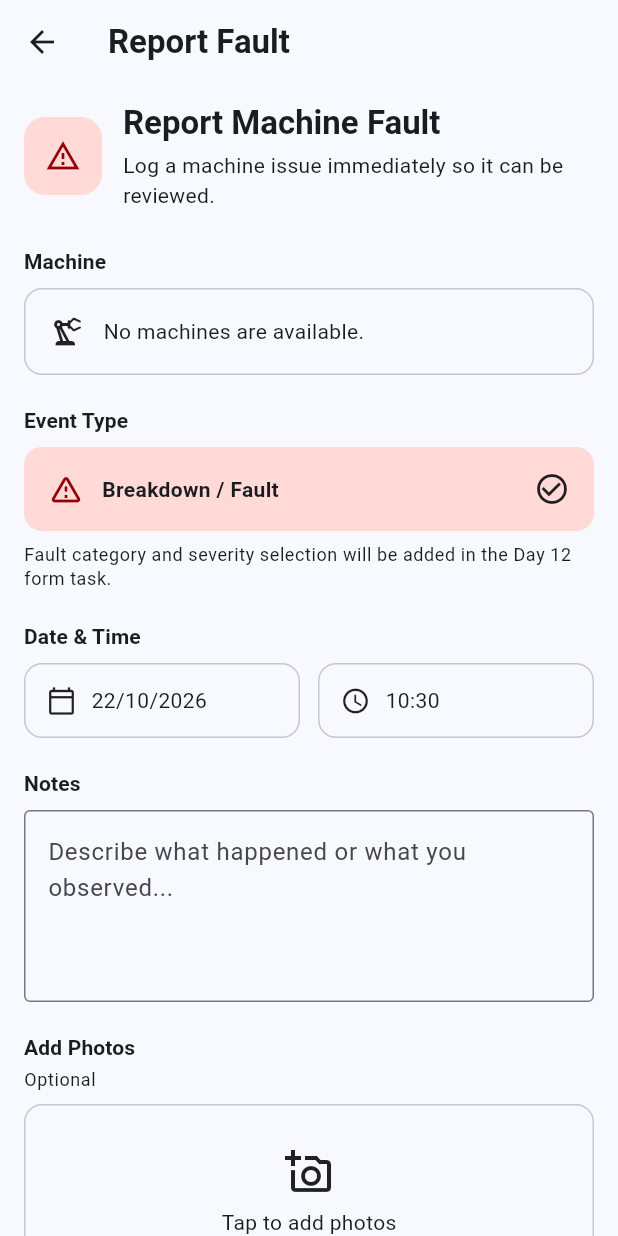
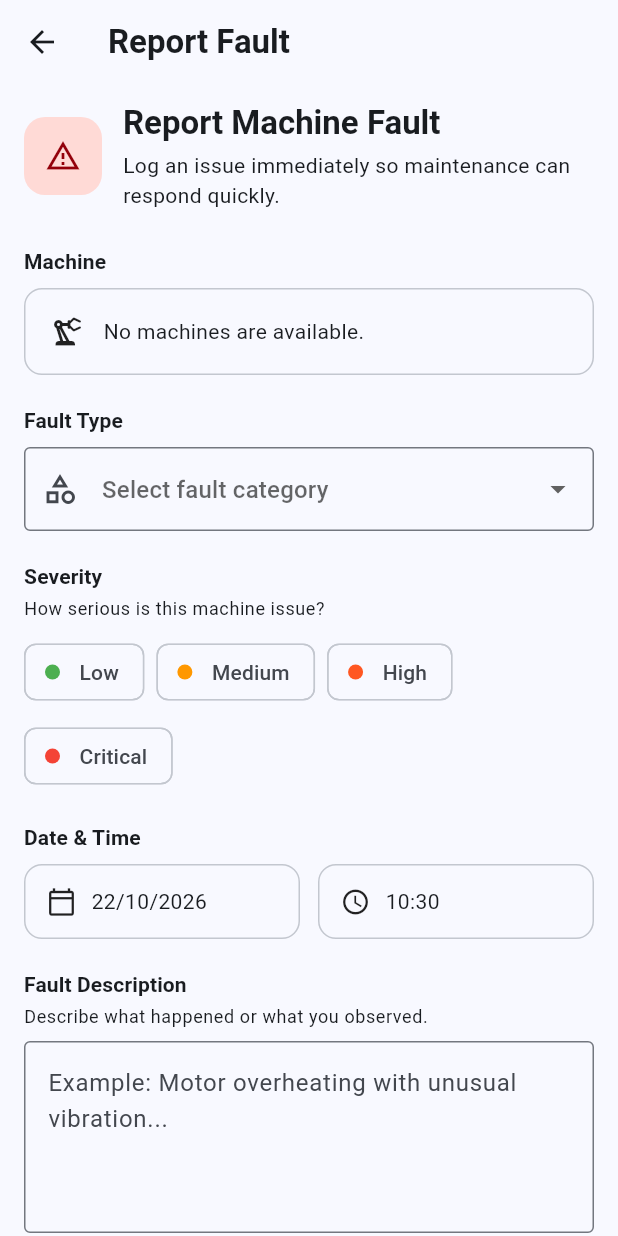
Before and after one commit to kalviumcommunity/SW2627-FlutterFire-MachAlert, a Flutter app: the FaultReportingScreen screen opened directly, on a phone screen of 412 x 824 dp. Run offline on Flutter 3.47's test engine with Material 3 defaults, Android fonts, the light colour scheme and no system bars; our stand-ins replace cloud_firestore, firebase_auth, firebase_core; accounts and stored records are empty.

Commit message:
feat: add fault form fields and severity selector

```diff
--- a/lib/screens/faults/fault_reporting_screen.dart
+++ b/lib/screens/faults/fault_reporting_screen.dart
@@ -1,6 +1,7 @@
 import 'package:flutter/material.dart';
 
 import '../../models/machine_model.dart';
+import '../../utils/app_constants.dart';
 
 class FaultReportingScreen extends StatefulWidget {
   final List<MachineModel> machines;
@@ -13,15 +14,19 @@ class FaultReportingScreen extends StatefulWidget {
   });
 
   @override
-  State<FaultReportingScreen> createState() =>
-      _FaultReportingScreenState();
+  State<FaultReportingScreen> createState() => _FaultReportingScreenState();
 }
 
 class _FaultReportingScreenState extends State<FaultReportingScreen> {
-  final _notesController = TextEditingController();
+  final _formKey = GlobalKey<FormState>();
+  final _descriptionController = TextEditingController();
 
   String? _selectedMachineId;
+  String? _selectedFaultType;
+  String? _selectedSeverity;
+
   bool _isSubmitting = false;
+  bool _showSeverityError = false;
 
   @override
   void initState() {
@@ -38,8 +43,21 @@ class _FaultReportingScreenState extends State<FaultReportingScreen> {
 
   @override
   void dispose() {
-    _notesController.dispose();
+    _descriptionController.dispose();
     super.dispose();
+  }
+
+  List<MachineModel> get _availableMachines {
+    final machines = [...widget.machines];
+
+    final initialMachine = widget.initialMachine;
+
+    if (initialMachine != null &&
+        !machines.any((machine) => machine.id == initialMachine.id)) {
+      machines.insert(0, initialMachine);
+    }
+
+    return machines;
   }
 
   MachineModel? get _selectedMachine {
@@ -47,14 +65,10 @@ class _FaultReportingScreenState extends State<FaultReportingScreen> {
       return null;
     }
 
-    for (final machine in widget.machines) {
+    for (final machine in _availableMachines) {
       if (machine.id == _selectedMachineId) {
         return machine;
       }
-    }
-
-    if (widget.initialMachine?.id == _selectedMachineId) {
-      return widget.initialMachine;
     }
 
     return null;
@@ -71,13 +85,22 @@ class _FaultReportingScreenState extends State<FaultReportingScreen> {
   }
 
   Future<void> _submitPlaceholder() async {
-    if (_selectedMachineId == null) {
+    final formValid = _formKey.currentState?.validate() ?? false;
+
+    final hasMachine = _selectedMachineId != null;
+    final hasSeverity = _selectedSeverity != null;
+
+    setState(() {
+      _showSeverityError = !hasSeverity;
+    });
+
+    if (!hasMachine) {
       ScaffoldMessenger.of(context).showSnackBar(
-        const SnackBar(
-          content: Text('Please select a machine first.'),
-        ),
+        const SnackBar(content: Text('Please select a machine first.')),
       );
+    }
 
+    if (!formValid || !hasMachine || !hasSeverity) {
       return;
     }
 
@@ -85,9 +108,7 @@ class _FaultReportingScreenState extends State<FaultReportingScreen> {
       _isSubmitting = true;
     });
 
-    await Future<void>.delayed(
-      const Duration(milliseconds: 250),
-    );
+    await Future<void>.delayed(const Duration(milliseconds: 250));
 
     if (!mounted) {
       return;
@@ -100,7 +121,7 @@ class _FaultReportingScreenState extends State<FaultReportingScreen> {
     ScaffoldMessenger.of(context).showSnackBar(
       const SnackBar(
         content: Text(
-          'Fault submission will be connected during the next integration tasks.',
+          'Fault form is ready. Firestore submission will be connected during integration.',
         ),
       ),
     );
@@ -112,19 +133,14 @@ class _FaultReportingScreenState extends State<FaultReportingScreen> {
       appBar: AppBar(
         title: const Text(
           'Report Fault',
-          style: TextStyle(
-            fontWeight: FontWeight.bold,
-          ),
+          style: TextStyle(fontWeight: FontWeight.bold),
         ),
       ),
       body: SafeArea(
+        child: Form(
+          key: _formKey,
           child: SingleChildScrollView(
-          padding: const EdgeInsets.fromLTRB(
-            16,
-            12,
-            16,
-            24,
-          ),
+            padding: const EdgeInsets.fromLTRB(16, 12, 16, 24),
             child: Column(
               crossAxisAlignment: CrossAxisAlignment.stretch,
               children: [
@@ -136,7 +152,11 @@ class _FaultReportingScreenState extends State<FaultReportingScreen> {
 
                 const SizedBox(height: 20),
 
-              _buildFaultTypePreview(),
+                _buildFaultTypeSection(),
+
+                const SizedBox(height: 20),
+
+                _buildSeveritySection(),
 
                 const SizedBox(height: 20),
 
@@ -144,7 +164,7 @@ class _FaultReportingScreenState extends State<FaultReportingScreen> {
 
                 const SizedBox(height: 20),
 
-              _buildNotesSection(),
+                _buildDescriptionSection(),
 
                 const SizedBox(height: 20),
 
@@ -153,24 +173,20 @@ class _FaultReportingScreenState extends State<FaultReportingScreen> {
                 const SizedBox(height: 28),
 
                 FilledButton.icon(
-                onPressed:
-                    _isSubmitting ? null : _submitPlaceholder,
+                  onPressed: _isSubmitting ? null : _submitPlaceholder,
                   icon: _isSubmitting
                       ? const SizedBox(
                           width: 18,
                           height: 18,
-                        child: CircularProgressIndicator(
-                          strokeWidth: 2,
-                        ),
+                          child: CircularProgressIndicator(strokeWidth: 2),
                         )
                       : const Icon(Icons.send_outlined),
                   label: Text(
-                  _isSubmitting
-                      ? 'Submitting...'
-                      : 'Submit Fault Report',
+                    _isSubmitting ? 'Submitting...' : 'Submit Fault Report',
                   ),
                 ),
               ],
+            ),
           ),
         ),
       ),
@@ -184,16 +200,12 @@ class _FaultReportingScreenState extends State<FaultReportingScreen> {
           width: 52,
           height: 52,
           decoration: BoxDecoration(
-            color: Theme.of(
-              context,
-            ).colorScheme.errorContainer,
+            color: Theme.of(context).colorScheme.errorContainer,
             borderRadius: BorderRadius.circular(14),
           ),
           child: Icon(
             Icons.report_problem_outlined,
-            color: Theme.of(
-              context,
-            ).colorScheme.onErrorContainer,
+            color: Theme.of(context).colorScheme.onErrorContainer,
           ),
         ),
 
@@ -205,18 +217,12 @@ class _FaultReportingScreenState extends State<FaultReportingScreen> {
             children: [
               Text(
                 'Report Machine Fault',
-                style: Theme.of(context)
-                    .textTheme
-                    .titleLarge
-                    ?.copyWith(
-                      fontWeight: FontWeight.bold,
+                style: Theme.of(context).textTheme.titleLarge
+                    ?.copyWith(fontWeight: FontWeight.bold),
               ),
-              ),
-
               const SizedBox(height: 4),
-
               Text(
-                'Log a machine issue immediately so it can be reviewed.',
+                'Log an issue immediately so maintenance can respond quickly.',
                 style: Theme.of(context).textTheme.bodyMedium,
               ),
             ],
@@ -227,58 +233,29 @@ class _FaultReportingScreenState extends State<FaultReportingScreen> {
   }
 
   Widget _buildMachineSelector() {
-    final availableMachines = [
-      ...widget.machines,
-    ];
-
-    if (widget.initialMachine != null &&
-        !availableMachines.any(
-          (machine) =>
-              machine.id == widget.initialMachine!.id,
-        )) {
-      availableMachines.insert(
-        0,
-        widget.initialMachine!,
-      );
-    }
+    final machines = _availableMachines;
 
     return Column(
       crossAxisAlignment: CrossAxisAlignment.start,
       children: [
-        Text(
-          'Machine',
-          style: Theme.of(context)
-              .textTheme
-              .titleSmall
-              ?.copyWith(
-                fontWeight: FontWeight.bold,
-              ),
-        ),
+        _sectionTitle('Machine'),
 
         const SizedBox(height: 8),
 
-        if (availableMachines.isEmpty)
+        if (machines.isEmpty)
           Container(
             padding: const EdgeInsets.all(16),
             decoration: BoxDecoration(
               border: Border.all(
-                color: Theme.of(
-                  context,
-                ).colorScheme.outlineVariant,
+                color: Theme.of(context).colorScheme.outlineVariant,
               ),
               borderRadius: BorderRadius.circular(12),
             ),
             child: const Row(
               children: [
-                Icon(
-                  Icons.precision_manufacturing_outlined,
-                ),
+                Icon(Icons.precision_manufacturing_outlined),
                 SizedBox(width: 12),
-                Expanded(
-                  child: Text(
-                    'No machines are available.',
-                  ),
-                ),
+                Expanded(child: Text('No machines are available.')),
               ],
             ),
           )
@@ -286,96 +263,142 @@ class _FaultReportingScreenState extends State<FaultReportingScreen> {
           DropdownButtonFormField<String>(
             initialValue: _selectedMachineId,
             decoration: const InputDecoration(
+              hintText: 'Select machine',
               border: OutlineInputBorder(),
-              prefixIcon: Icon(
-                Icons.precision_manufacturing_outlined,
+              prefixIcon: Icon(Icons.precision_manufacturing_outlined),
             ),
-            ),
-            items: availableMachines
+            items: machines
                 .map(
-                  (machine) =>
-                      DropdownMenuItem<String>(
+                  (machine) => DropdownMenuItem<String>(
                     value: machine.id,
-                    child: Text(
-                      '${machine.id} - ${machine.name}',
-                    ),
+                    child: Text('${machine.id} - ${machine.name}'),
                   ),
                 )
                 .toList(),
-            onChanged: (value) {
+            onChanged: _isSubmitting
+                ? null
+                : (value) {
                     setState(() {
                       _selectedMachineId = value;
                     });
+                  },
+            validator: (value) {
+              if (value == null || value.trim().isEmpty) {
+                return 'Please select a machine.';
+              }
+
+              return null;
             },
           ),
 
         if (_selectedMachine != null) ...[
           const SizedBox(height: 10),
-          _SelectedMachineCard(
-            machine: _selectedMachine!,
-          ),
+          _SelectedMachineCard(machine: _selectedMachine!),
         ],
       ],
     );
   }
 
-  Widget _buildFaultTypePreview() {
+  Widget _buildFaultTypeSection() {
     return Column(
       crossAxisAlignment: CrossAxisAlignment.start,
       children: [
-        Text(
-          'Event Type',
-          style: Theme.of(context)
-              .textTheme
-              .titleSmall
-              ?.copyWith(
-                fontWeight: FontWeight.bold,
-              ),
-        ),
+        _sectionTitle('Fault Type'),
 
         const SizedBox(height: 8),
 
-        Container(
-          padding: const EdgeInsets.all(16),
-          decoration: BoxDecoration(
-            color: Theme.of(
-              context,
-            ).colorScheme.errorContainer,
-            borderRadius: BorderRadius.circular(12),
+        DropdownButtonFormField<String>(
+          initialValue: _selectedFaultType,
+          decoration: const InputDecoration(
+            hintText: 'Select fault category',
+            border: OutlineInputBorder(),
+            prefixIcon: Icon(Icons.category_outlined),
           ),
-          child: Row(
+          items: AppConstants.faultTypes
+              .map(
+                (type) =>
+                    DropdownMenuItem<String>(value: type, child: Text(type)),
+              )
+              .toList(),
+          onChanged: _isSubmitting
+              ? null
+              : (value) {
+                  setState(() {
+                    _selectedFaultType = value;
+                  });
+                },
+          validator: (value) {
+            if (value == null || value.trim().isEmpty) {
+              return 'Please select a fault type.';
+            }
+
+            return null;
+          },
+        ),
+      ],
+    );
+  }
+
+  Widget _buildSeveritySection() {
+    return Column(
+      crossAxisAlignment: CrossAxisAlignment.start,
       children: [
-              Icon(
-                Icons.warning_amber_rounded,
-                color: Theme.of(
-                  context,
-                ).colorScheme.onErrorContainer,
+        _sectionTitle('Severity'),
+
+        const SizedBox(height: 4),
+
+        Text(
+          'How serious is this machine issue?',
+          style: Theme.of(context).textTheme.bodySmall,
         ),
 
-              const SizedBox(width: 12),
+        const SizedBox(height: 10),
 
-              const Expanded(
-                child: Text(
-                  'Breakdown / Fault',
+        Wrap(
+          spacing: 8,
+          runSpacing: 8,
+          children: AppConstants.severities.map((severity) {
+            final selected = _selectedSeverity == severity;
+
+            final color = _severityColor(severity);
+
+            return ChoiceChip(
+              selected: selected,
+              label: Text(severity),
+              avatar: Container(
+                width: 10,
+                height: 10,
+                decoration: BoxDecoration(color: color, shape: BoxShape.circle),
+              ),
+              side: BorderSide(
+                color: selected
+                    ? color
+                    : Theme.of(context).colorScheme.outlineVariant,
+              ),
+              selectedColor: color.withValues(alpha: 0.15),
+              onSelected: _isSubmitting
+                  ? null
+                  : (isSelected) {
+                      setState(() {
+                        _selectedSeverity = isSelected ? severity : null;
+
+                        _showSeverityError = false;
+                      });
+                    },
+            );
+          }).toList(),
+        ),
+
+        if (_showSeverityError) ...[
+          const SizedBox(height: 8),
+          Text(
+            'Please select a severity.',
             style: TextStyle(
-                    fontWeight: FontWeight.w600,
+              color: Theme.of(context).colorScheme.error,
+              fontSize: 12,
             ),
           ),
-              ),
-
-              const Icon(
-                Icons.check_circle_outline,
-              ),
         ],
-          ),
-        ),
-
-        const SizedBox(height: 8),
-
-        Text(
-          'Fault category and severity selection will be added in the Day 12 form task.',
-          style: Theme.of(context).textTheme.bodySmall,
-        ),
       ],
     );
   }
@@ -395,34 +418,18 @@ class _FaultReportingScreenState extends State<FaultReportingScreen> {
     return Column(
       crossAxisAlignment: CrossAxisAlignment.start,
       children: [
-        Text(
-          'Date & Time',
-          style: Theme.of(context)
-              .textTheme
-              .titleSmall
-              ?.copyWith(
-                fontWeight: FontWeight.bold,
-              ),
-        ),
+        _sectionTitle('Date & Time'),
 
         const SizedBox(height: 8),
 
         Row(
           children: [
             Expanded(
-              child: _InfoBox(
-                icon: Icons.calendar_today_outlined,
-                label: date,
+              child: _InfoBox(icon: Icons.calendar_today_outlined, label: date),
             ),
-            ),
-
             const SizedBox(width: 12),
-
             Expanded(
-              child: _InfoBox(
-                icon: Icons.access_time,
-                label: time,
-              ),
+              child: _InfoBox(icon: Icons.access_time, label: time),
             ),
           ],
         ),
@@ -430,32 +437,42 @@ class _FaultReportingScreenState extends State<FaultReportingScreen> {
     );
   }
 
-  Widget _buildNotesSection() {
+  Widget _buildDescriptionSection() {
     return Column(
       crossAxisAlignment: CrossAxisAlignment.start,
       children: [
+        _sectionTitle('Fault Description'),
+
+        const SizedBox(height: 4),
+
         Text(
-          'Notes',
-          style: Theme.of(context)
-              .textTheme
-              .titleSmall
-              ?.copyWith(
-                fontWeight: FontWeight.bold,
-              ),
+          'Describe what happened or what you observed.',
+          style: Theme.of(context).textTheme.bodySmall,
         ),
 
         const SizedBox(height: 8),
 
-        TextField(
-          controller: _notesController,
+        TextFormField(
+          controller: _descriptionController,
           minLines: 4,
           maxLines: 6,
+          enabled: !_isSubmitting,
           decoration: const InputDecoration(
-            hintText:
-                'Describe what happened or what you observed...',
+            hintText: 'Example: Motor overheating with unusual vibration...',
             border: OutlineInputBorder(),
             alignLabelWithHint: true,
           ),
+          validator: (value) {
+            if (value == null || value.trim().isEmpty) {
+              return 'Please describe the fault.';
+            }
+
+            if (value.trim().length < 10) {
+              return 'Please provide at least 10 characters.';
+            }
+
+            return null;
+          },
         ),
       ],
     );
@@ -465,52 +482,31 @@ class _FaultReportingScreenState extends State<FaultReportingScreen> {
     return Column(
       crossAxisAlignment: CrossAxisAlignment.start,
       children: [
-        Text(
-          'Add Photos',
-          style: Theme.of(context)
-              .textTheme
-              .titleSmall
-              ?.copyWith(
-                fontWeight: FontWeight.bold,
-              ),
-        ),
+        _sectionTitle('Add Photos'),
 
         const SizedBox(height: 4),
 
-        Text(
-          'Optional',
-          style: Theme.of(context).textTheme.bodySmall,
-        ),
+        Text('Optional', style: Theme.of(context).textTheme.bodySmall),
 
         const SizedBox(height: 8),
 
         InkWell(
           borderRadius: BorderRadius.circular(12),
-          onTap: _showPhotoPlaceholder,
+          onTap: _isSubmitting ? null : _showPhotoPlaceholder,
           child: Container(
             width: double.infinity,
-            padding: const EdgeInsets.symmetric(
-              vertical: 28,
-              horizontal: 16,
-            ),
+            padding: const EdgeInsets.symmetric(vertical: 28, horizontal: 16),
             decoration: BoxDecoration(
               border: Border.all(
-                color: Theme.of(
-                  context,
-                ).colorScheme.outlineVariant,
+                color: Theme.of(context).colorScheme.outlineVariant,
               ),
               borderRadius: BorderRadius.circular(12),
             ),
             child: const Column(
               children: [
-                Icon(
-                  Icons.add_a_photo_outlined,
-                  size: 32,
-                ),
+                Icon(Icons.add_a_photo_outlined, size: 32),
                 SizedBox(height: 8),
-                Text(
-                  'Tap to add photos',
-                ),
+                Text('Tap to add photos'),
               ],
             ),
           ),
@@ -518,28 +514,47 @@ class _FaultReportingScreenState extends State<FaultReportingScreen> {
       ],
     );
   }
+
+  Widget _sectionTitle(String title) {
+    return Text(
+      title,
+      style: Theme.of(context).textTheme.titleSmall
+          ?.copyWith(fontWeight: FontWeight.bold),
+    );
+  }
+
+  Color _severityColor(String severity) {
+    switch (severity) {
+      case AppConstants.severityLow:
+        return Colors.green;
+
+      case AppConstants.severityMedium:
+        return Colors.orange;
+
+      case AppConstants.severityHigh:
+        return Colors.deepOrange;
+
+      case AppConstants.severityCritical:
+        return Colors.red;
+
+      default:
+        return Colors.grey;
+    }
+  }
 }
 
 class _SelectedMachineCard extends StatelessWidget {
   final MachineModel machine;
 
-  const _SelectedMachineCard({
-    required this.machine,
-  });
+  const _SelectedMachineCard({required this.machine});
 
   @override
   Widget build(BuildContext context) {
     return Card(
       child: ListTile(
-        leading: const Icon(
-          Icons.precision_manufacturing,
-        ),
-        title: Text(
-          machine.name,
-        ),
-        subtitle: Text(
-          machine.productionLine,
-        ),
+        leading: const Icon(Icons.precision_manufacturing),
+        title: Text(machine.name),
+        subtitle: Text(machine.productionLine),
         trailing: Text(
           machine.status,
           style: Theme.of(context).textTheme.bodySmall,
@@ -553,36 +568,21 @@ class _InfoBox extends StatelessWidget {
   final IconData icon;
   final String label;
 
-  const _InfoBox({
-    required this.icon,
-    required this.label,
-  });
+  const _InfoBox({required this.icon, required this.label});
 
   @override
   Widget build(BuildContext context) {
     return Container(
-      padding: const EdgeInsets.symmetric(
-        horizontal: 14,
-        vertical: 14,
-      ),
+      padding: const EdgeInsets.symmetric(horizontal: 14, vertical: 14),
       decoration: BoxDecoration(
-        border: Border.all(
-          color: Theme.of(
-            context,
-          ).colorScheme.outlineVariant,
-        ),
+        border: Border.all(color: Theme.of(context).colorScheme.outlineVariant),
         borderRadius: BorderRadius.circular(12),
       ),
       child: Row(
         children: [
-          Icon(
-            icon,
-            size: 20,
-          ),
+          Icon(icon, size: 20),
           const SizedBox(width: 10),
-          Expanded(
-            child: Text(label),
-          ),
+          Expanded(child: Text(label)),
         ],
       ),
     );
```
Also changed, not shown: 1 other file. Lines whose indentation alone changed are shown as unchanged.
